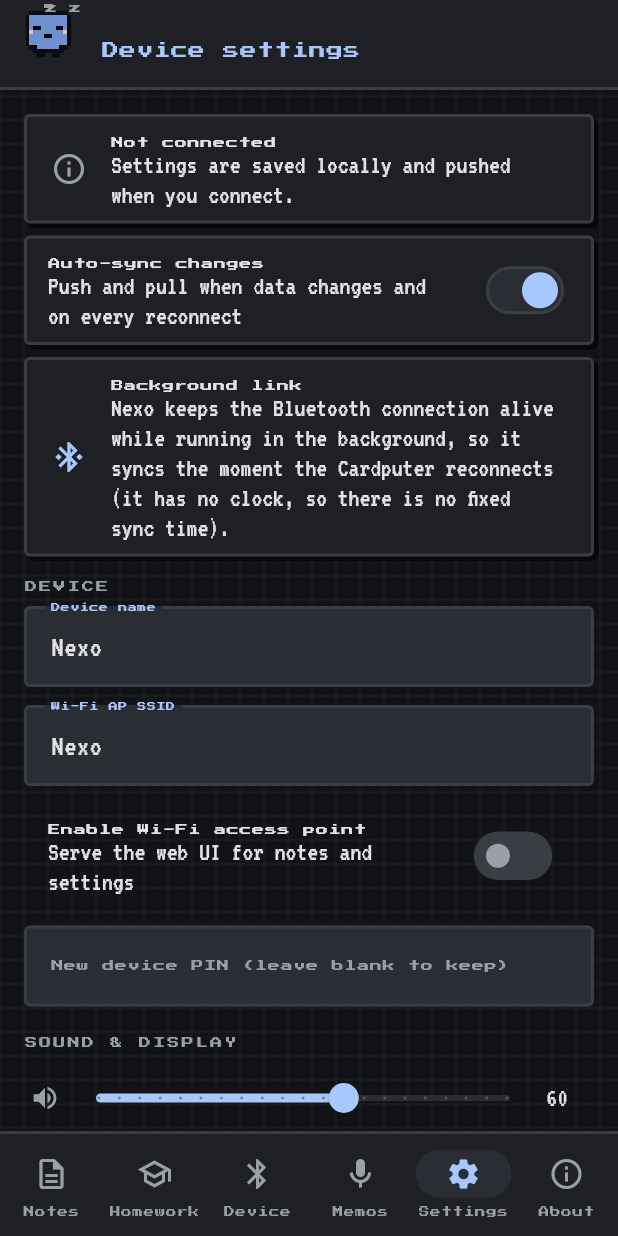
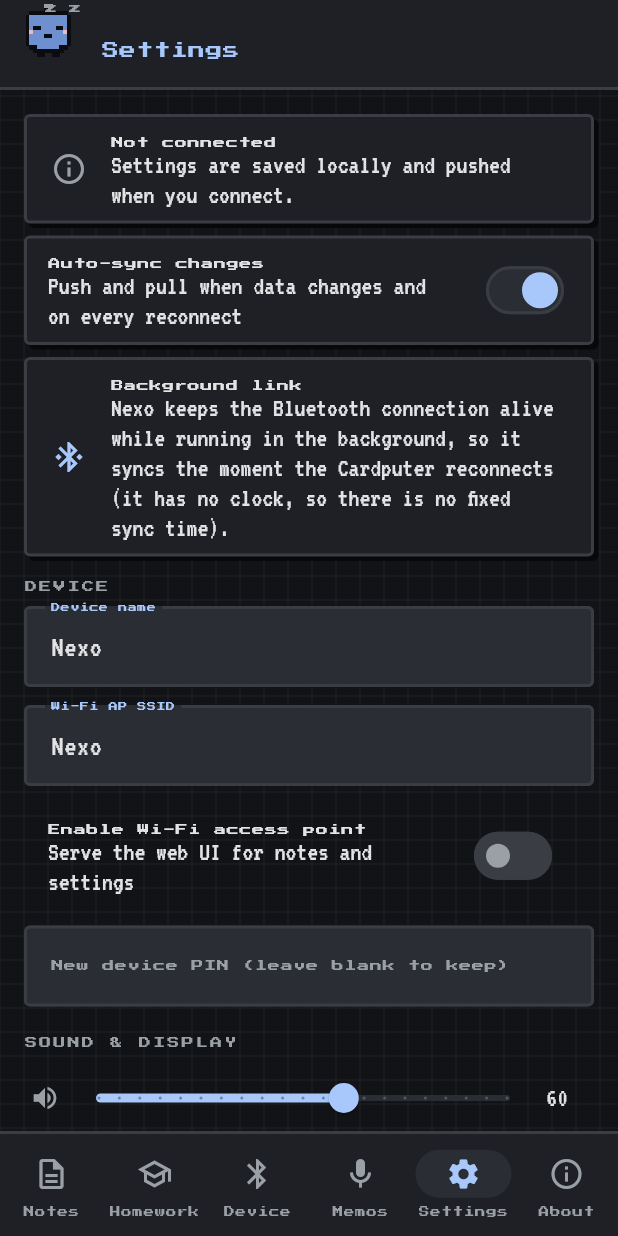
Before and after one commit to apiwishboon-spec/Nexo, a Flutter app: the screen it shows after launch, item 5 of the bottom bar chosen, on a phone screen of 412 x 824 dp. Run offline on Flutter 3.47's test engine with Material 3 defaults, Android fonts, the phone set to English and light mode, and no system bars; our stand-ins replace flutter_blue_plus, just_audio, package_info_plus, pub_semver, share_plus, shared_preferences; missing offline and left inert: file_selector; network calls fail.

Commit message:
fix(app): correct Settings tab title

```diff
--- a/app/lib/screens/settings_screen.dart
+++ b/app/lib/screens/settings_screen.dart
@@ -64,7 +64,7 @@ class _SettingsScreenState extends State<SettingsScreen> {
           child: PixelPet(size: 32),
         ),
         leadingWidth: 52,
-        title: const Text('Device settings'),
+        title: const Text('Settings'),
       ),
       body: ListView(
         padding: const EdgeInsets.all(16),
--- a/app/pubspec.yaml
+++ b/app/pubspec.yaml
@@ -1,7 +1,7 @@
 name: nexo_app
 description: "Nexo companion app: manage Cardputer notes, homework and music over BLE and Wi-Fi."
 publish_to: 'none'
-version: 2.3.0+14
+version: 2.3.1+15
 
 environment:
   sdk: ^3.13.5
```
Also changed, not shown: 2 other files.
